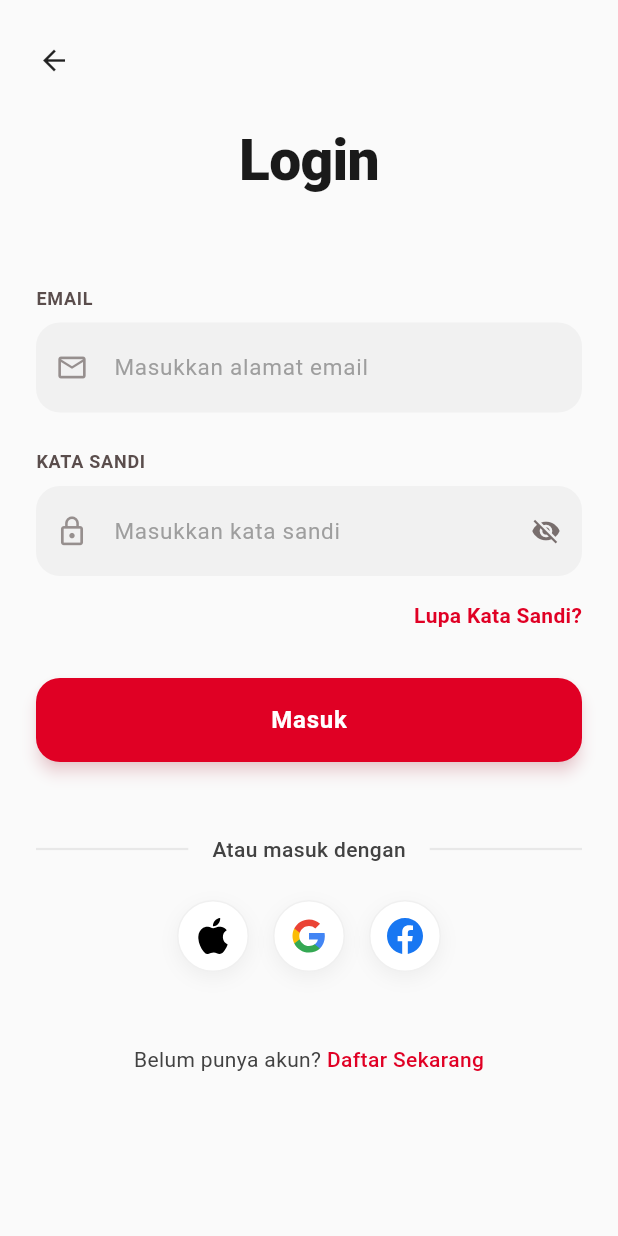
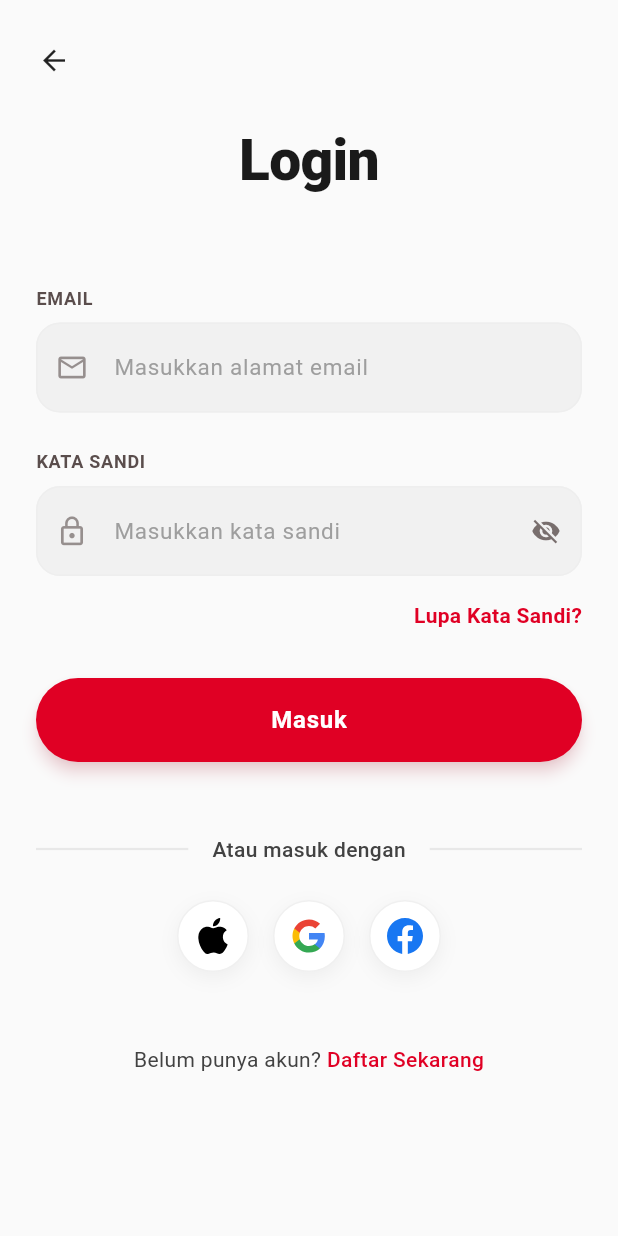
Before and after one commit to aldosebastian1/Aplikasi-Mobile-Hondaku, a Flutter app: the LoginScreen screen opened directly, on a phone screen of 412 x 824 dp. Run offline on Flutter 3.47's test engine with Material 3 defaults, Android fonts, the light colour scheme and no system bars; our stand-ins replace file_picker, flutter_svg; project files that could hold a hidden picture were left out.

Commit message:
Perbarui gaya border pada input dan tombol di LoginScreen untuk konsistensi desain

```diff
--- a/lib/auth/login_screen.dart
+++ b/lib/auth/login_screen.dart
@@ -109,16 +109,16 @@ class _LoginScreenState extends State<LoginScreen> {
                   ),
                   border: OutlineInputBorder(
                     borderRadius: BorderRadius.circular(16.0),
-                    borderSide: BorderSide.none,
+                    borderSide: BorderSide(color: Colors.grey.shade200),
                   ),
                   enabledBorder: OutlineInputBorder(
                     borderRadius: BorderRadius.circular(16.0),
-                    borderSide: BorderSide.none,
+                    borderSide: BorderSide(color: Colors.grey.shade200),
                   ),
                   focusedBorder: OutlineInputBorder(
                     borderRadius: BorderRadius.circular(16.0),
                     borderSide:
-                        const BorderSide(color: Color(0xFFE00024), width: 1),
+                        const BorderSide(color: Color(0xFFE00024), width: 1.5),
                   ),
                 ),
               ),
@@ -159,16 +159,16 @@ class _LoginScreenState extends State<LoginScreen> {
                   ),
                   border: OutlineInputBorder(
                     borderRadius: BorderRadius.circular(16.0),
-                    borderSide: BorderSide.none,
+                    borderSide: BorderSide(color: Colors.grey.shade200),
                   ),
                   enabledBorder: OutlineInputBorder(
                     borderRadius: BorderRadius.circular(16.0),
-                    borderSide: BorderSide.none,
+                    borderSide: BorderSide(color: Colors.grey.shade200),
                   ),
                   focusedBorder: OutlineInputBorder(
                     borderRadius: BorderRadius.circular(16.0),
                     borderSide:
-                        const BorderSide(color: Color(0xFFE00024), width: 1),
+                        const BorderSide(color: Color(0xFFE00024), width: 1.5),
                   ),
                   suffixIcon: IconButton(
                     icon: Icon(
@@ -267,9 +267,7 @@ class _LoginScreenState extends State<LoginScreen> {
                   style: ElevatedButton.styleFrom(
                     backgroundColor: const Color(0xFFE00024), // Vibrant Red
                     shape: RoundedRectangleBorder(
-                      borderRadius: BorderRadius.circular(
-                        16.0,
-                      ), // Matching input radius for a unified design
+                      borderRadius: BorderRadius.circular(99),
                     ),
                     elevation: 4, // Softer shadow
                     shadowColor: const Color(
```
